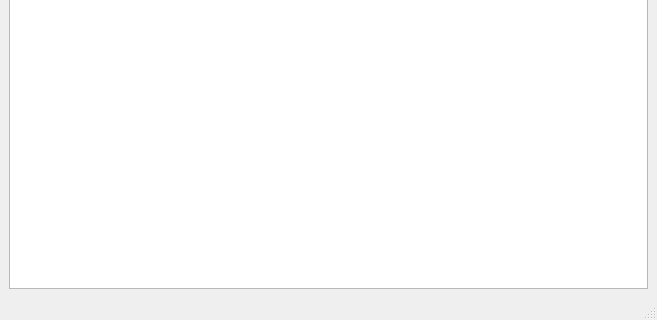
This is mainwindow.ui in TsengelBair/Graphs_vizualization as Qt 5 draws it before an edit; both pictures show x 0 to 657 and y 159 to 479 of the 657 by 479 pixel window. The edited form follows.
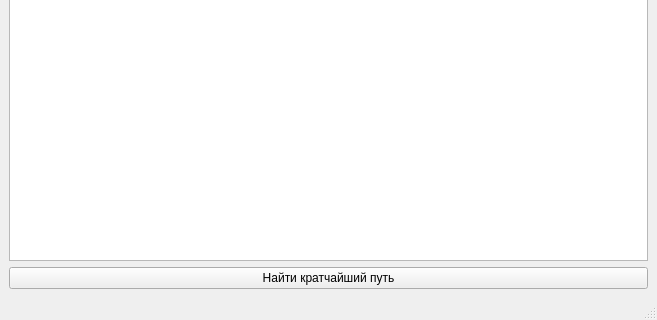
This is the edited form.

Patch:
```diff
--- a/mainwindow.ui
+++ b/mainwindow.ui
@@ -18,6 +18,13 @@
     <item row="0" column="0">
      <widget class="QGraphicsView" name="graphicsView"/>
     </item>
+    <item row="1" column="0">
+     <widget class="QPushButton" name="findPathBtn">
+      <property name="text">
+       <string>Найти кратчайший путь</string>
+      </property>
+     </widget>
+    </item>
    </layout>
   </widget>
   <widget class="QMenuBar" name="menubar">
```
